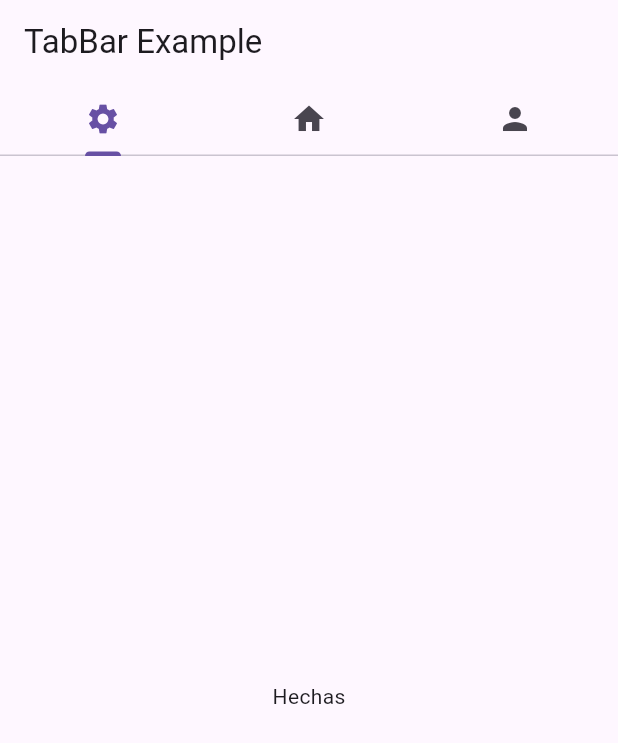
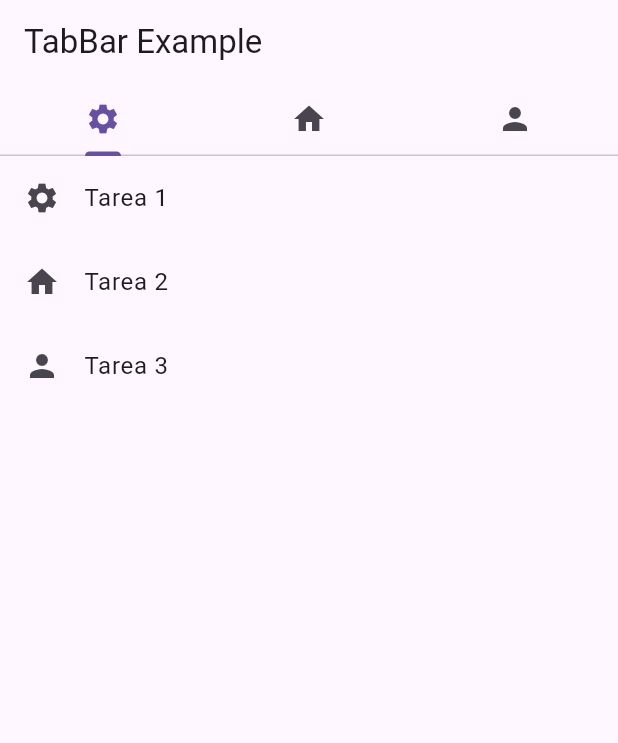
Before and after one commit to XCDavidXD2/PracticaFlutterDavidCarlos, a Flutter app: the screen it shows after launch, on a phone screen of 412 x 824 dp. Shown: the top 743 px of the screen. Run offline on Flutter 3.47's test engine with Material 3 defaults, Android fonts, the phone set to English and light mode, and no system bars.

Commit message:
feat: implementar tasklistView y tabBarView

```diff
--- /dev/null
+++ b/lib/views/list_view.dart
@@ -0,0 +1,25 @@
+import 'package:flutter/material.dart';
+
+class TaskListView extends StatelessWidget {
+  const TaskListView({super.key});
+
+  @override
+  Widget build(BuildContext context) {
+    return ListView(
+      children: [
+        ListTile(
+          leading: Icon(Icons.settings),
+          title: Text('Tarea 1'),
+        ),
+        ListTile(
+          leading: Icon(Icons.home),
+          title: Text('Tarea 2'),
+        ),
+        ListTile(
+          leading: Icon(Icons.person),
+          title: Text('Tarea 3'),
+        ),
+      ],
+    );
+  }
+}
--- a/lib/views/tab_bar_view.dart
+++ b/lib/views/tab_bar_view.dart
@@ -1,4 +1,5 @@
 import 'package:flutter/material.dart';
+import 'package:practica_flutter_david_carlos/views/list_view.dart';
 
 class MyTabBarView extends StatelessWidget {
   const MyTabBarView({super.key});
@@ -23,9 +24,9 @@ class MyTabBarView extends StatelessWidget {
           ),
           body: const TabBarView(
             children: [
-              Center(child: Text('Hechas')),
-              Center(child: Text('Haciendo')),
-              Center(child: Text('Por Hacer')),
+              Center(child: TaskListView()),
+              Center(child: TaskListView()),
+              Center(child: TaskListView()),
             ],
           ),
         )
```
